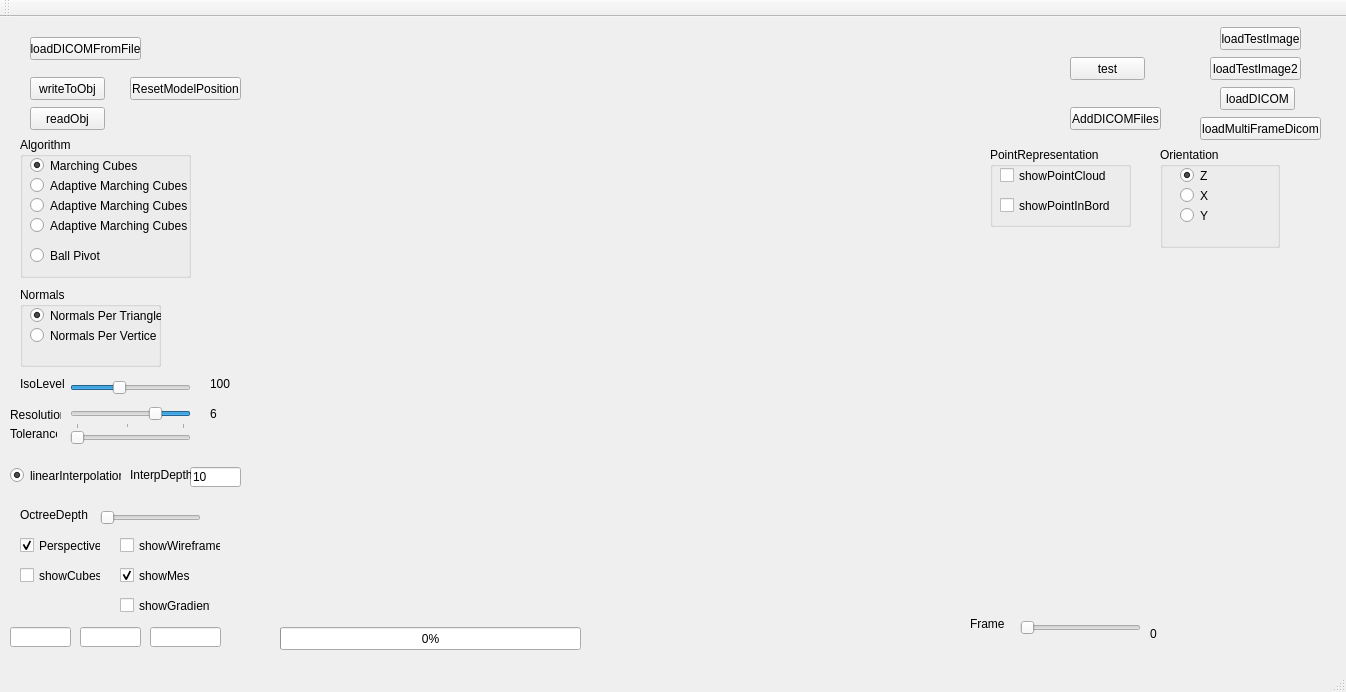
RaduAlexandru/Volume-Renderer, file VolumeRenderer/volumerenderer.ui: the form before one commit.
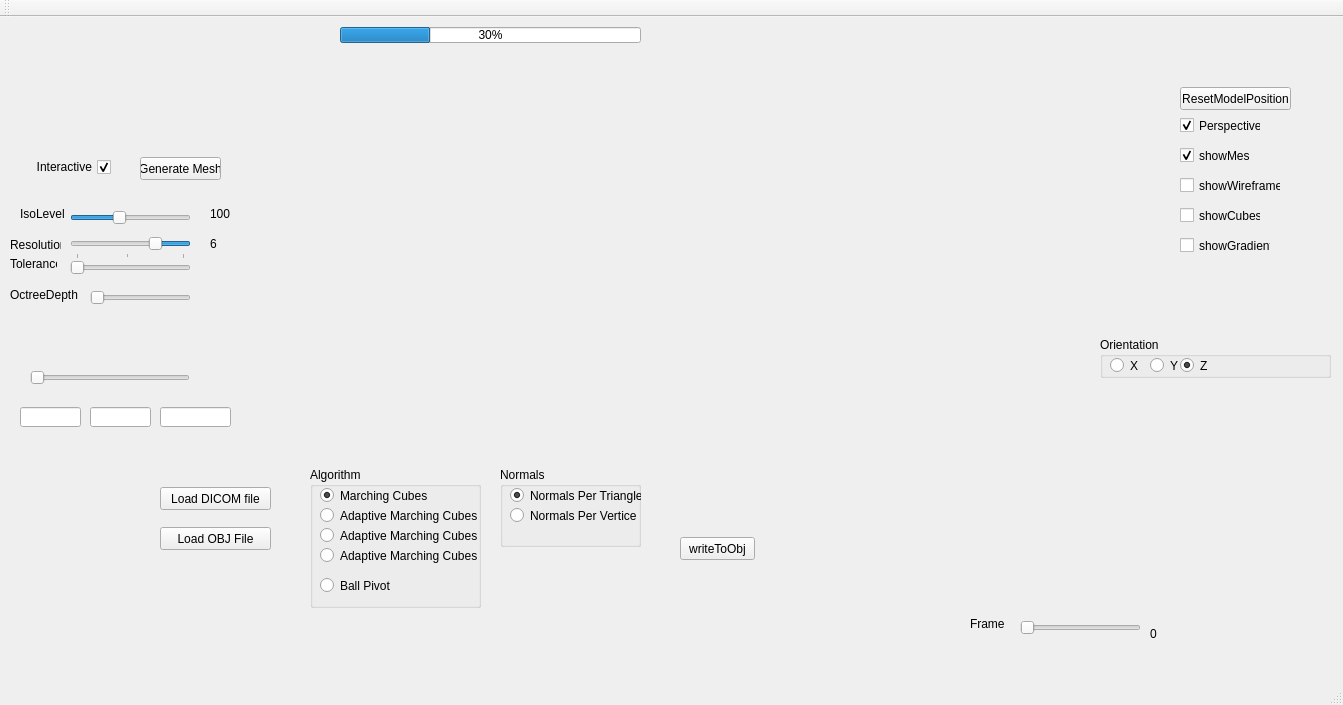
The form after the commit. Custom widgets are drawn as their Qt base class.

Commit message: Changes to the interface and added the interactive mode

The edit to the form file:
```diff
--- a/VolumeRenderer/volumerenderer.ui
+++ b/VolumeRenderer/volumerenderer.ui
@@ -6,37 +6,24 @@
    <rect>
     <x>0</x>
     <y>0</y>
-    <width>1346</width>
-    <height>692</height>
+    <width>1343</width>
+    <height>705</height>
    </rect>
   </property>
   <property name="windowTitle">
    <string>VolumeRenderer</string>
   </property>
   <widget class="QWidget" name="centralWidget">
-   <widget class="QPushButton" name="test">
-    <property name="geometry">
-     <rect>
-      <x>1070</x>
-      <y>40</y>
-      <width>75</width>
-      <height>23</height>
-     </rect>
-    </property>
-    <property name="text">
-     <string>test</string>
-    </property>
-   </widget>
    <widget class="GLWidget" name="glwidget" native="true">
     <property name="enabled">
      <bool>true</bool>
     </property>
     <property name="geometry">
      <rect>
-      <x>250</x>
-      <y>10</y>
-      <width>701</width>
-      <height>461</height>
+      <x>0</x>
+      <y>0</y>
+      <width>1351</width>
+      <height>651</height>
      </rect>
     </property>
     <widget class="QLabel" name="numberOfTrianglesLabel">
@@ -72,24 +59,11 @@
      <enum>Qt::Horizontal</enum>
     </property>
    </widget>
-   <widget class="QPushButton" name="addDICOMFiles">
-    <property name="geometry">
-     <rect>
-      <x>1070</x>
-      <y>90</y>
-      <width>91</width>
-      <height>23</height>
-     </rect>
-    </property>
-    <property name="text">
-     <string>AddDICOMFiles</string>
-    </property>
-   </widget>
    <widget class="QSlider" name="isoLevelSlider">
     <property name="geometry">
      <rect>
       <x>70</x>
-      <y>360</y>
+      <y>190</y>
       <width>121</width>
       <height>22</height>
      </rect>
@@ -104,50 +78,11 @@
      <enum>Qt::Horizontal</enum>
     </property>
    </widget>
-   <widget class="QPushButton" name="loadTestImageButton">
-    <property name="geometry">
-     <rect>
-      <x>1220</x>
-      <y>10</y>
-      <width>81</width>
-      <height>23</height>
-     </rect>
-    </property>
-    <property name="text">
-     <string>loadTestImage</string>
-    </property>
-   </widget>
-   <widget class="QPushButton" name="loadDICOMButton">
-    <property name="geometry">
-     <rect>
-      <x>1220</x>
-      <y>70</y>
-      <width>75</width>
-      <height>23</height>
-     </rect>
-    </property>
-    <property name="text">
-     <string>loadDICOM</string>
-    </property>
-   </widget>
-   <widget class="QPushButton" name="loadTestImage2Button">
-    <property name="geometry">
-     <rect>
-      <x>1210</x>
-      <y>40</y>
-      <width>91</width>
-      <height>23</height>
-     </rect>
-    </property>
-    <property name="text">
-     <string>loadTestImage2</string>
-    </property>
-   </widget>
    <widget class="QLabel" name="label">
     <property name="geometry">
      <rect>
       <x>20</x>
-      <y>360</y>
+      <y>190</y>
       <width>47</width>
       <height>13</height>
      </rect>
@@ -173,7 +108,7 @@
     <property name="geometry">
      <rect>
       <x>70</x>
-      <y>390</y>
+      <y>220</y>
       <width>121</width>
       <height>22</height>
      </rect>
@@ -201,7 +136,7 @@
     <property name="geometry">
      <rect>
       <x>10</x>
-      <y>390</y>
+      <y>220</y>
       <width>51</width>
       <height>16</height>
      </rect>
@@ -214,7 +149,7 @@
     <property name="geometry">
      <rect>
       <x>210</x>
-      <y>390</y>
+      <y>220</y>
       <width>47</width>
       <height>13</height>
      </rect>
@@ -227,7 +162,7 @@
     <property name="geometry">
      <rect>
       <x>210</x>
-      <y>360</y>
+      <y>190</y>
       <width>47</width>
       <height>13</height>
      </rect>
@@ -249,81 +184,13 @@
      <string>0</string>
     </property>
    </widget>
-   <widget class="QRadioButton" name="linearInterpolationButton">
-    <property name="geometry">
-     <rect>
-      <x>10</x>
-      <y>450</y>
-      <width>111</width>
-      <height>17</height>
-     </rect>
-    </property>
-    <property name="text">
-     <string>linearInterpolation</string>
-    </property>
-    <property name="checked">
-     <bool>true</bool>
-    </property>
-   </widget>
-   <widget class="QGroupBox" name="groupBox">
-    <property name="geometry">
-     <rect>
-      <x>990</x>
-      <y>130</y>
-      <width>141</width>
-      <height>80</height>
-     </rect>
-    </property>
-    <property name="title">
-     <string>PointRepresentation</string>
-    </property>
-    <widget class="QCheckBox" name="pointFlagButton">
-     <property name="geometry">
-      <rect>
-       <x>10</x>
-       <y>20</y>
-       <width>111</width>
-       <height>17</height>
-      </rect>
-     </property>
-     <property name="text">
-      <string>showPointCloud</string>
-     </property>
-    </widget>
-    <widget class="QCheckBox" name="borderFlagButton">
-     <property name="geometry">
-      <rect>
-       <x>10</x>
-       <y>50</y>
-       <width>111</width>
-       <height>17</height>
-      </rect>
-     </property>
-     <property name="text">
-      <string>showPointInBorder</string>
-     </property>
-    </widget>
-   </widget>
-   <widget class="QPushButton" name="loadMFDICOMButton">
-    <property name="geometry">
-     <rect>
-      <x>1200</x>
-      <y>100</y>
-      <width>121</width>
-      <height>23</height>
-     </rect>
-    </property>
-    <property name="text">
-     <string>loadMultiFrameDicom</string>
-    </property>
-   </widget>
    <widget class="DicomViewer2DGL" name="dicomviewer2dgl" native="true">
     <property name="geometry">
      <rect>
-      <x>960</x>
-      <y>250</y>
-      <width>371</width>
-      <height>341</height>
+      <x>1100</x>
+      <y>360</y>
+      <width>231</width>
+      <height>231</height>
      </rect>
     </property>
    </widget>
@@ -331,7 +198,7 @@
     <property name="geometry">
      <rect>
       <x>70</x>
-      <y>410</y>
+      <y>240</y>
       <width>121</width>
       <height>22</height>
      </rect>
@@ -346,21 +213,21 @@
    <widget class="QPushButton" name="loadDICOMFromFile">
     <property name="geometry">
      <rect>
-      <x>30</x>
-      <y>20</y>
+      <x>160</x>
+      <y>470</y>
       <width>111</width>
       <height>23</height>
      </rect>
     </property>
     <property name="text">
-     <string>loadDICOMFromFile</string>
+     <string>Load DICOM file</string>
     </property>
    </widget>
    <widget class="QCheckBox" name="showWireframeButton">
     <property name="geometry">
      <rect>
-      <x>120</x>
-      <y>520</y>
+      <x>1180</x>
+      <y>160</y>
       <width>101</width>
       <height>17</height>
      </rect>
@@ -372,8 +239,8 @@
    <widget class="QCheckBox" name="perspectiveButton">
     <property name="geometry">
      <rect>
-      <x>20</x>
-      <y>520</y>
+      <x>1180</x>
+      <y>100</y>
       <width>81</width>
       <height>17</height>
      </rect>
@@ -385,37 +252,11 @@
      <bool>true</bool>
     </property>
    </widget>
-   <widget class="QLineEdit" name="interpolateDepthText">
-    <property name="geometry">
-     <rect>
-      <x>190</x>
-      <y>450</y>
-      <width>51</width>
-      <height>20</height>
-     </rect>
-    </property>
-    <property name="text">
-     <string>10</string>
-    </property>
-   </widget>
-   <widget class="QLabel" name="label_7">
-    <property name="geometry">
-     <rect>
-      <x>130</x>
-      <y>450</y>
-      <width>61</width>
-      <height>16</height>
-     </rect>
-    </property>
-    <property name="text">
-     <string>InterpDepth</string>
-    </property>
-   </widget>
    <widget class="QGroupBox" name="groupBox_2">
     <property name="geometry">
      <rect>
-      <x>20</x>
-      <y>120</y>
+      <x>310</x>
+      <y>450</y>
       <width>171</width>
       <height>141</height>
      </rect>
@@ -495,8 +336,8 @@
    <widget class="QGroupBox" name="groupBox_3">
     <property name="geometry">
      <rect>
-      <x>20</x>
-      <y>270</y>
+      <x>500</x>
+      <y>450</y>
       <width>141</width>
       <height>80</height>
      </rect>
@@ -538,7 +379,7 @@
     <property name="geometry">
      <rect>
       <x>10</x>
-      <y>410</y>
+      <y>240</y>
       <width>47</width>
       <height>13</height>
      </rect>
@@ -550,8 +391,8 @@
    <widget class="QCheckBox" name="showCubesButton">
     <property name="geometry">
      <rect>
-      <x>20</x>
-      <y>550</y>
+      <x>1180</x>
+      <y>190</y>
       <width>81</width>
       <height>17</height>
      </rect>
@@ -563,8 +404,8 @@
    <widget class="QSlider" name="horizontalSlider">
     <property name="geometry">
      <rect>
-      <x>100</x>
-      <y>490</y>
+      <x>90</x>
+      <y>270</y>
       <width>101</width>
       <height>22</height>
      </rect>
@@ -576,8 +417,8 @@
    <widget class="QLabel" name="label_9">
     <property name="geometry">
      <rect>
-      <x>20</x>
-      <y>490</y>
+      <x>10</x>
+      <y>270</y>
       <width>71</width>
       <height>16</height>
      </rect>
@@ -589,8 +430,8 @@
    <widget class="QPushButton" name="pushButton">
     <property name="geometry">
      <rect>
-      <x>30</x>
-      <y>60</y>
+      <x>680</x>
+      <y>520</y>
       <width>75</width>
       <height>23</height>
      </rect>
@@ -602,21 +443,21 @@
    <widget class="QPushButton" name="pushButton_2">
     <property name="geometry">
      <rect>
-      <x>30</x>
-      <y>90</y>
-      <width>75</width>
+      <x>160</x>
+      <y>510</y>
+      <width>111</width>
       <height>23</height>
      </rect>
     </property>
     <property name="text">
-     <string>readObj</string>
+     <string>Load OBJ File</string>
     </property>
    </widget>
    <widget class="QPushButton" name="pushButton_3">
     <property name="geometry">
      <rect>
-      <x>130</x>
-      <y>60</y>
+      <x>1180</x>
+      <y>70</y>
       <width>111</width>
       <height>23</height>
      </rect>
@@ -628,8 +469,8 @@
    <widget class="QCheckBox" name="showMeshButton">
     <property name="geometry">
      <rect>
-      <x>120</x>
-      <y>550</y>
+      <x>1180</x>
+      <y>130</y>
       <width>70</width>
       <height>17</height>
      </rect>
@@ -644,8 +485,8 @@
    <widget class="QCheckBox" name="showGradientButton">
     <property name="geometry">
      <rect>
-      <x>120</x>
-      <y>580</y>
+      <x>1180</x>
+      <y>220</y>
       <width>91</width>
       <height>17</height>
      </rect>
@@ -657,10 +498,10 @@
    <widget class="QGroupBox" name="groupBox_4">
     <property name="geometry">
      <rect>
-      <x>1160</x>
-      <y>130</y>
-      <width>120</width>
-      <height>101</height>
+      <x>1100</x>
+      <y>320</y>
+      <width>231</width>
+      <height>41</height>
      </rect>
     </property>
     <property name="title">
@@ -669,9 +510,9 @@
     <widget class="QRadioButton" name="orientationZButton">
      <property name="geometry">
       <rect>
-       <x>20</x>
+       <x>80</x>
        <y>20</y>
-       <width>82</width>
+       <width>31</width>
        <height>17</height>
       </rect>
      </property>
@@ -685,9 +526,9 @@
     <widget class="QRadioButton" name="orientationXButton">
      <property name="geometry">
       <rect>
-       <x>20</x>
-       <y>40</y>
-       <width>82</width>
+       <x>10</x>
+       <y>20</y>
+       <width>31</width>
        <height>17</height>
       </rect>
      </property>
@@ -698,9 +539,9 @@
     <widget class="QRadioButton" name="orientationYButton">
      <property name="geometry">
       <rect>
-       <x>20</x>
-       <y>60</y>
-       <width>82</width>
+       <x>50</x>
+       <y>20</y>
+       <width>31</width>
        <height>17</height>
       </rect>
      </property>
@@ -712,21 +553,21 @@
    <widget class="QProgressBar" name="progressBar">
     <property name="geometry">
      <rect>
-      <x>280</x>
-      <y>610</y>
+      <x>340</x>
+      <y>10</y>
       <width>301</width>
-      <height>23</height>
+      <height>16</height>
      </rect>
     </property>
     <property name="value">
-     <number>0</number>
+     <number>30</number>
     </property>
    </widget>
    <widget class="QLineEdit" name="xPosText">
     <property name="geometry">
      <rect>
-      <x>10</x>
-      <y>610</y>
+      <x>20</x>
+      <y>390</y>
       <width>61</width>
       <height>20</height>
      </rect>
@@ -735,8 +576,8 @@
    <widget class="QLineEdit" name="yPosText">
     <property name="geometry">
      <rect>
-      <x>80</x>
-      <y>610</y>
+      <x>90</x>
+      <y>390</y>
       <width>61</width>
       <height>20</height>
      </rect>
@@ -745,13 +586,64 @@
    <widget class="QLineEdit" name="zPosText">
     <property name="geometry">
      <rect>
-      <x>150</x>
-      <y>610</y>
+      <x>160</x>
+      <y>390</y>
       <width>71</width>
       <height>20</height>
      </rect>
     </property>
    </widget>
+   <widget class="QSlider" name="linearInterpolationSlider">
+    <property name="geometry">
+     <rect>
+      <x>30</x>
+      <y>350</y>
+      <width>160</width>
+      <height>22</height>
+     </rect>
+    </property>
+    <property name="minimum">
+     <number>0</number>
+    </property>
+    <property name="maximum">
+     <number>10</number>
+    </property>
+    <property name="orientation">
+     <enum>Qt::Horizontal</enum>
+    </property>
+   </widget>
+   <widget class="QCheckBox" name="interactiveButton">
+    <property name="geometry">
+     <rect>
+      <x>20</x>
+      <y>140</y>
+      <width>91</width>
+      <height>20</height>
+     </rect>
+    </property>
+    <property name="layoutDirection">
+     <enum>Qt::RightToLeft</enum>
+    </property>
+    <property name="text">
+     <string>Interactive</string>
+    </property>
+    <property name="checked">
+     <bool>true</bool>
+    </property>
+   </widget>
+   <widget class="QPushButton" name="generateMeshButton">
+    <property name="geometry">
+     <rect>
+      <x>140</x>
+      <y>140</y>
+      <width>81</width>
+      <height>23</height>
+     </rect>
+    </property>
+    <property name="text">
+     <string>Generate Mesh</string>
+    </property>
+   </widget>
   </widget>
   <widget class="QMenuBar" name="menuBar">
    <property name="geometry">
```
Left out of the diff: 4 changed lines with no effect on the pictures. The commit also changes 11 other files.
